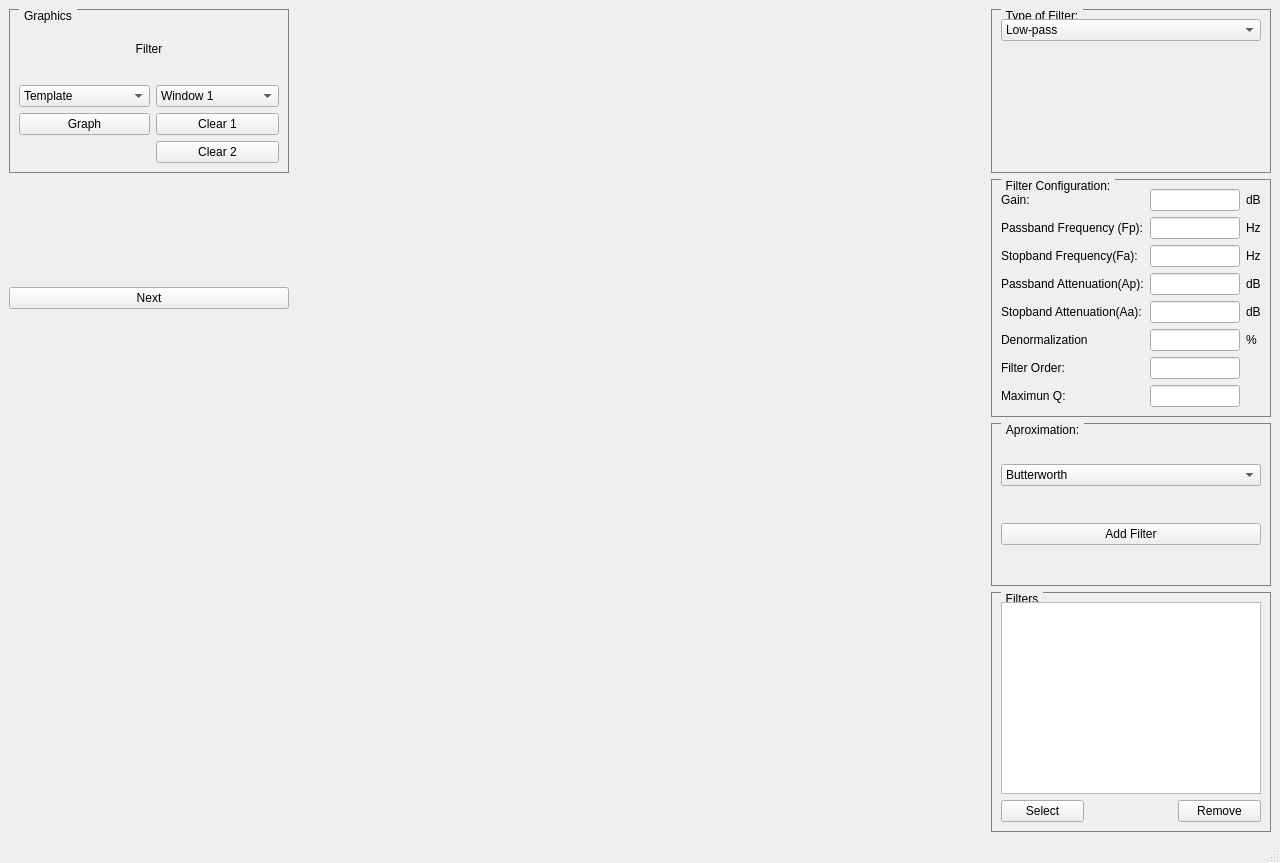
The window that TP4/Frontend/FilterDesigner/mainwindow.ui (Agusgal/TC) describes before a commit, drawn with Qt 5.
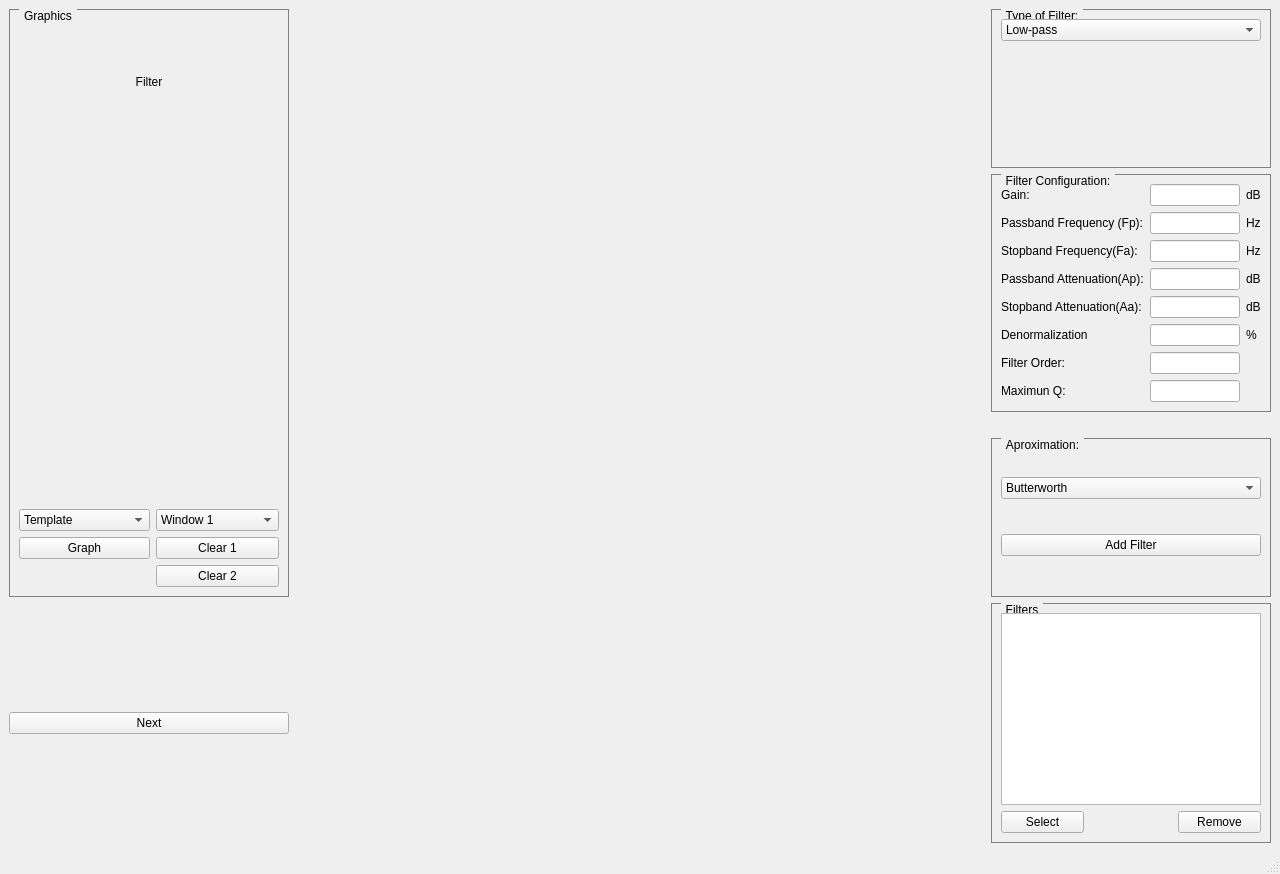
The same window after the commit. Custom widgets are drawn as their Qt base class.

Commit message: etapa con control de errores y GRAFICA

Diff of the .ui file:
```diff
--- a/TP4/Frontend/FilterDesigner/mainwindow.ui
+++ b/TP4/Frontend/FilterDesigner/mainwindow.ui
@@ -7,7 +7,7 @@
     <x>0</x>
     <y>0</y>
     <width>1280</width>
-    <height>863</height>
+    <height>874</height>
    </rect>
   </property>
   <property name="windowTitle">
@@ -15,96 +15,156 @@
   </property>
   <widget class="QWidget" name="centralwidget">
    <layout class="QGridLayout" name="gridLayout_2">
-    <item row="2" column="2">
-     <widget class="QGroupBox" name="marco_aproximacion">
-      <property name="sizePolicy">
-       <sizepolicy hsizetype="Maximum" vsizetype="Expanding">
-        <horstretch>0</horstretch>
-        <verstretch>0</verstretch>
-       </sizepolicy>
-      </property>
-      <property name="maximumSize">
-       <size>
-        <width>280</width>
-        <height>16777215</height>
-       </size>
-      </property>
-      <property name="styleSheet">
-       <string notr="true">QGroupBox {
-    border: 1px solid gray;
-    margin-top: 0.5em;
-}
-
-QGroupBox::title {
-    subcontrol-origin: margin;
-    left: 10px;
-    padding: 0 3px 0 3px;
-}</string>
-      </property>
-      <property name="title">
-       <string>Aproximation:</string>
-      </property>
-      <layout class="QGridLayout" name="gridLayout_4">
-       <item row="0" column="0">
-        <widget class="QComboBox" name="selector_aproximacion">
-         <item>
-          <property name="text">
-           <string>Butterworth</string>
-          </property>
-         </item>
-         <item>
-          <property name="text">
-           <string>Bessel</string>
-          </property>
-         </item>
-         <item>
-          <property name="text">
-           <string>Chebycheff</string>
-          </property>
-         </item>
-         <item>
-          <property name="text">
-           <string>Chebycheff Inverso</string>
-          </property>
-         </item>
-         <item>
-          <property name="text">
-           <string>Legendre</string>
-          </property>
-         </item>
-         <item>
-          <property name="text">
-           <string>Gauss</string>
-          </property>
-         </item>
-         <item>
-          <property name="text">
-           <string>Cauer</string>
-          </property>
-         </item>
-        </widget>
-       </item>
-       <item row="1" column="0">
-        <widget class="QPushButton" name="boton_agregar_filtro">
-         <property name="text">
-          <string>Add Filter</string>
-         </property>
-        </widget>
-       </item>
-      </layout>
-     </widget>
-    </item>
-    <item row="1" column="0">
+    <item row="4" column="0">
      <widget class="QPushButton" name="boton_etapa2">
       <property name="text">
        <string>Next</string>
       </property>
      </widget>
     </item>
+    <item row="4" column="2">
+     <widget class="QGroupBox" name="marco_filtros">
+      <property name="sizePolicy">
+       <sizepolicy hsizetype="Expanding" vsizetype="Expanding">
+        <horstretch>0</horstretch>
+        <verstretch>0</verstretch>
+       </sizepolicy>
+      </property>
+      <property name="maximumSize">
+       <size>
+        <width>280</width>
+        <height>16777215</height>
+       </size>
+      </property>
+      <property name="styleSheet">
+       <string notr="true">QGroupBox {
+    border: 1px solid gray;
+    margin-top: 0.5em;
+}
+
+QGroupBox::title {
+    subcontrol-origin: margin;
+    left: 10px;
+    padding: 0 3px 0 3px;
+}</string>
+      </property>
+      <property name="title">
+       <string>Filters</string>
+      </property>
+      <layout class="QGridLayout" name="gridLayout_5">
+       <item row="2" column="0">
+        <widget class="QPushButton" name="boton_seleccionar_filtro">
+         <property name="text">
+          <string>Select</string>
+         </property>
+        </widget>
+       </item>
+       <item row="2" column="2">
+        <widget class="QPushButton" name="boton_borrar_filtro">
+         <property name="text">
+          <string>Remove</string>
+         </property>
+        </widget>
+       </item>
+       <item row="1" column="0" colspan="3">
+        <widget class="QListWidget" name="lista_filtros"/>
+       </item>
+      </layout>
+     </widget>
+    </item>
+    <item row="3" column="1" rowspan="2">
+     <widget class="MplWidget" name="ventana_grafica2" native="true">
+      <property name="sizePolicy">
+       <sizepolicy hsizetype="Expanding" vsizetype="Expanding">
+        <horstretch>0</horstretch>
+        <verstretch>0</verstretch>
+       </sizepolicy>
+      </property>
+      <property name="maximumSize">
+       <size>
+        <width>16777215</width>
+        <height>450</height>
+       </size>
+      </property>
+     </widget>
+    </item>
+    <item row="0" column="2">
+     <widget class="QGroupBox" name="marco_tipo_filtro">
+      <property name="sizePolicy">
+       <sizepolicy hsizetype="Expanding" vsizetype="Expanding">
+        <horstretch>0</horstretch>
+        <verstretch>0</verstretch>
+       </sizepolicy>
+      </property>
+      <property name="maximumSize">
+       <size>
+        <width>280</width>
+        <height>16777215</height>
+       </size>
+      </property>
+      <property name="styleSheet">
+       <string notr="true">QGroupBox {
+    border: 1px solid gray;
+    margin-top: 0.5em;
+}
+
+QGroupBox::title {
+    subcontrol-origin: margin;
+    left: 10px;
+    padding: 0 3px 0 3px;
+}</string>
+      </property>
+      <property name="title">
+       <string>Type of Filter:</string>
+      </property>
+      <property name="flat">
+       <bool>true</bool>
+      </property>
+      <property name="checkable">
+       <bool>false</bool>
+      </property>
+      <layout class="QGridLayout" name="gridLayout_6">
+       <item row="1" column="0">
+        <widget class="QComboBox" name="selector_filtro">
+         <item>
+          <property name="text">
+           <string>Low-pass</string>
+          </property>
+         </item>
+         <item>
+          <property name="text">
+           <string>High-pass</string>
+          </property>
+         </item>
+         <item>
+          <property name="text">
+           <string>Band_pass</string>
+          </property>
+         </item>
+         <item>
+          <property name="text">
+           <string>Band_stop</string>
+          </property>
+         </item>
+        </widget>
+       </item>
+       <item row="2" column="0">
+        <widget class="QWidget" name="widget" native="true">
+         <property name="sizePolicy">
+          <sizepolicy hsizetype="Expanding" vsizetype="Expanding">
+           <horstretch>0</horstretch>
+           <verstretch>0</verstretch>
+          </sizepolicy>
+         </property>
+        </widget>
+       </item>
+      </layout>
+     </widget>
+    </item>
     <item row="1" column="2">
      <widget class="QGroupBox" name="marco_parametros">
       <property name="sizePolicy">
-       <sizepolicy hsizetype="Maximum" vsizetype="Expanding">
+       <sizepolicy hsizetype="Expanding" vsizetype="Expanding">
         <horstretch>0</horstretch>
         <verstretch>0</verstretch>
        </sizepolicy>
@@ -112,7 +172,7 @@
       <property name="maximumSize">
        <size>
         <width>280</width>
-        <height>16777215</height>
+        <height>300</height>
        </size>
       </property>
       <property name="styleSheet">
@@ -256,10 +316,10 @@
       </layout>
      </widget>
     </item>
-    <item row="0" column="2">
-     <widget class="QGroupBox" name="marco_tipo_filtro">
+    <item row="3" column="2">
+     <widget class="QGroupBox" name="marco_aproximacion">
       <property name="sizePolicy">
-       <sizepolicy hsizetype="Maximum" vsizetype="Expanding">
+       <sizepolicy hsizetype="Expanding" vsizetype="Expanding">
         <horstretch>0</horstretch>
         <verstretch>0</verstretch>
        </sizepolicy>
@@ -283,20 +343,14 @@
 }</string>
       </property>
       <property name="title">
-       <string>Type of Filter:</string>
+       <string>Aproximation:</string>
       </property>
-      <property name="flat">
-       <bool>true</bool>
-      </property>
-      <property name="checkable">
-       <bool>false</bool>
-      </property>
-      <layout class="QGridLayout" name="gridLayout_6">
-       <item row="1" column="0">
-        <widget class="QComboBox" name="selector_filtro">
+      <layout class="QGridLayout" name="gridLayout_4">
+       <item row="0" column="0">
+        <widget class="QComboBox" name="selector_aproximacion">
          <item>
           <property name="text">
-           <string>Low-pass</string>
+           <string>Butterworth</string>
           </property>
          </item>
          <item>
@@ -316,13 +370,10 @@
          </item>
         </widget>
        </item>
-       <item row="2" column="0">
-        <widget class="QWidget" name="widget" native="true">
-         <property name="sizePolicy">
-          <sizepolicy hsizetype="Expanding" vsizetype="Expanding">
-           <horstretch>0</horstretch>
-           <verstretch>0</verstretch>
-          </sizepolicy>
+       <item row="1" column="0">
+        <widget class="QPushButton" name="boton_agregar_filtro">
+         <property name="text">
+          <string>Add Filter</string>
          </property>
         </widget>
        </item>
@@ -332,7 +383,7 @@
     <item row="0" column="1" rowspan="2">
      <widget class="MplWidget" name="ventana_grafica1" native="true">
       <property name="sizePolicy">
-       <sizepolicy hsizetype="Preferred" vsizetype="Maximum">
+       <sizepolicy hsizetype="Expanding" vsizetype="Expanding">
         <horstretch>0</horstretch>
         <verstretch>0</verstretch>
        </sizepolicy>
@@ -340,81 +391,28 @@
       <property name="maximumSize">
        <size>
         <width>16777215</width>
-        <height>500</height>
+        <height>450</height>
        </size>
       </property>
      </widget>
     </item>
-    <item row="3" column="2">
-     <widget class="QGroupBox" name="marco_filtros">
-      <property name="sizePolicy">
-       <sizepolicy hsizetype="Maximum" vsizetype="Expanding">
-        <horstretch>0</horstretch>
-        <verstretch>0</verstretch>
-       </sizepolicy>
+    <item row="2" column="1" colspan="2">
+     <spacer name="horizontalSpacer">
+      <property name="orientation">
+       <enum>Qt::Horizontal</enum>
       </property>
-      <property name="maximumSize">
+      <property name="sizeHint" stdset="0">
        <size>
-        <width>280</width>
-        <height>16777215</height>
+        <width>40</width>
+        <height>20</height>
        </size>
       </property>
-      <property name="styleSheet">
-       <string notr="true">QGroupBox {
-    border: 1px solid gray;
-    margin-top: 0.5em;
-}
-
-QGroupBox::title {
-    subcontrol-origin: margin;
-    left: 10px;
-    padding: 0 3px 0 3px;
-}</string>
-      </property>
-      <property name="title">
-       <string>Filters</string>
-      </property>
-      <layout class="QGridLayout" name="gridLayout_5">
-       <item row="2" column="0">
-        <widget class="QPushButton" name="boton_seleccionar_filtro">
-         <property name="text">
-          <string>Select</string>
-         </property>
-        </widget>
-       </item>
-       <item row="2" column="2">
-        <widget class="QPushButton" name="boton_borrar_filtro">
-         <property name="text">
-          <string>Remove</string>
-         </property>
-        </widget>
-       </item>
-       <item row="1" column="0" colspan="3">
-        <widget class="QListWidget" name="lista_filtros"/>
-       </item>
-      </layout>
-     </widget>
+     </spacer>
     </item>
-    <item row="2" column="1" rowspan="2">
-     <widget class="MplWidget" name="ventana_grafica2" native="true">
-      <property name="sizePolicy">
-       <sizepolicy hsizetype="Preferred" vsizetype="Maximum">
-        <horstretch>0</horstretch>
-        <verstretch>0</verstretch>
-       </sizepolicy>
-      </property>
-      <property name="maximumSize">
-       <size>
-        <width>16777215</width>
-        <height>500</height>
-       </size>
-      </property>
-     </widget>
-    </item>
-    <item row="0" column="0">
+    <item row="0" column="0" rowspan="4">
      <widget class="QGroupBox" name="marco_graficos">
       <property name="sizePolicy">
-       <sizepolicy hsizetype="Maximum" vsizetype="Expanding">
+       <sizepolicy hsizetype="Expanding" vsizetype="Expanding">
         <horstretch>1</horstretch>
         <verstretch>0</verstretch>
        </sizepolicy>
@@ -441,7 +439,7 @@
        <string>Graphics</string>
       </property>
       <layout class="QGridLayout" name="gridLayout">
-       <item row="2" column="1">
+       <item row="4" column="1">
         <widget class="QComboBox" name="selector_ventana">
          <item>
           <property name="text">
@@ -455,7 +453,24 @@
          </item>
         </widget>
        </item>
-       <item row="2" column="0">
+       <item row="5" column="0">
+        <widget class="QPushButton" name="boton_graficar">
+         <property name="text">
+          <string>Graph</string>
+         </property>
+        </widget>
+       </item>
+       <item row="2" column="0" colspan="2">
+        <widget class="MplWidget" name="ventana_polos_zeros" native="true">
+         <property name="sizePolicy">
+          <sizepolicy hsizetype="Expanding" vsizetype="Expanding">
+           <horstretch>0</horstretch>
+           <verstretch>0</verstretch>
+          </sizepolicy>
+         </property>
+        </widget>
+       </item>
+       <item row="4" column="0">
         <widget class="QComboBox" name="selector_grafico">
          <item>
           <property name="text">
@@ -504,8 +519,27 @@
          </item>
         </widget>
        </item>
+       <item row="5" column="1">
+        <widget class="QPushButton" name="boton_limpiar1">
+         <property name="text">
+          <string>Clear 1</string>
+         </property>
+        </widget>
+       </item>
        <item row="1" column="0" colspan="2">
         <widget class="QLabel" name="label_filtro_graficar">
+         <property name="sizePolicy">
+          <sizepolicy hsizetype="Expanding" vsizetype="Expanding">
+           <horstretch>0</horstretch>
+           <verstretch>0</verstretch>
+          </sizepolicy>
+         </property>
+         <property name="maximumSize">
+          <size>
+           <width>16777215</width>
+           <height>125</height>
+          </size>
+         </property>
          <property name="text">
           <string>Filter</string>
          </property>
@@ -514,24 +548,20 @@
          </property>
         </widget>
        </item>
-       <item row="3" column="0">
-        <widget class="QPushButton" name="boton_graficar">
-         <property name="text">
-          <string>Graph</string>
-         </property>
-        </widget>
-       </item>
-       <item row="4" column="1">
+       <item row="6" column="1">
         <widget class="QPushButton" name="boton_limpiar2">
          <property name="text">
           <string>Clear 2</string>
          </property>
         </widget>
        </item>
-       <item row="3" column="1">
-        <widget class="QPushButton" name="boton_limpiar1">
-         <property name="text">
-          <string>Clear 1</string>
+       <item row="3" column="0" colspan="2">
+        <widget class="QWidget" name="widget_2" native="true">
+         <property name="sizePolicy">
+          <sizepolicy hsizetype="Maximum" vsizetype="Maximum">
+           <horstretch>0</horstretch>
+           <verstretch>0</verstretch>
+          </sizepolicy>
          </property>
         </widget>
        </item>
```
Left out of the diff: 23 changed lines with no effect on the pictures. The commit also changes 6 other files.
